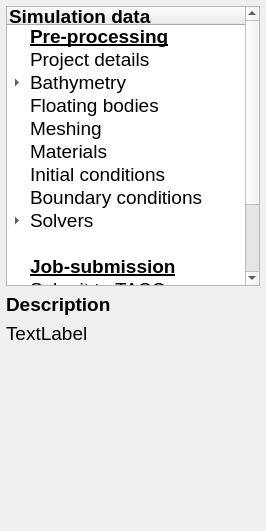
Before: the Qt Designer form tools/HydroUQTool/parameterframe.ui in NHERI-SimCenter/HydroUQ, drawn with Qt 5.
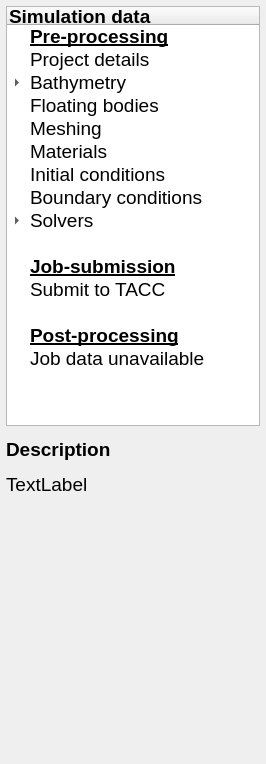
After: the same form once the commit is applied.

The edit to the form file:
```diff
--- a/tools/HydroUQTool/parameterframe.ui
+++ b/tools/HydroUQTool/parameterframe.ui
@@ -7,7 +7,7 @@
     <x>0</x>
     <y>0</y>
     <width>266</width>
-    <height>531</height>
+    <height>764</height>
    </rect>
   </property>
   <property name="sizePolicy">
```
Left out of the diff: 26 changed lines with no effect on the pictures.
